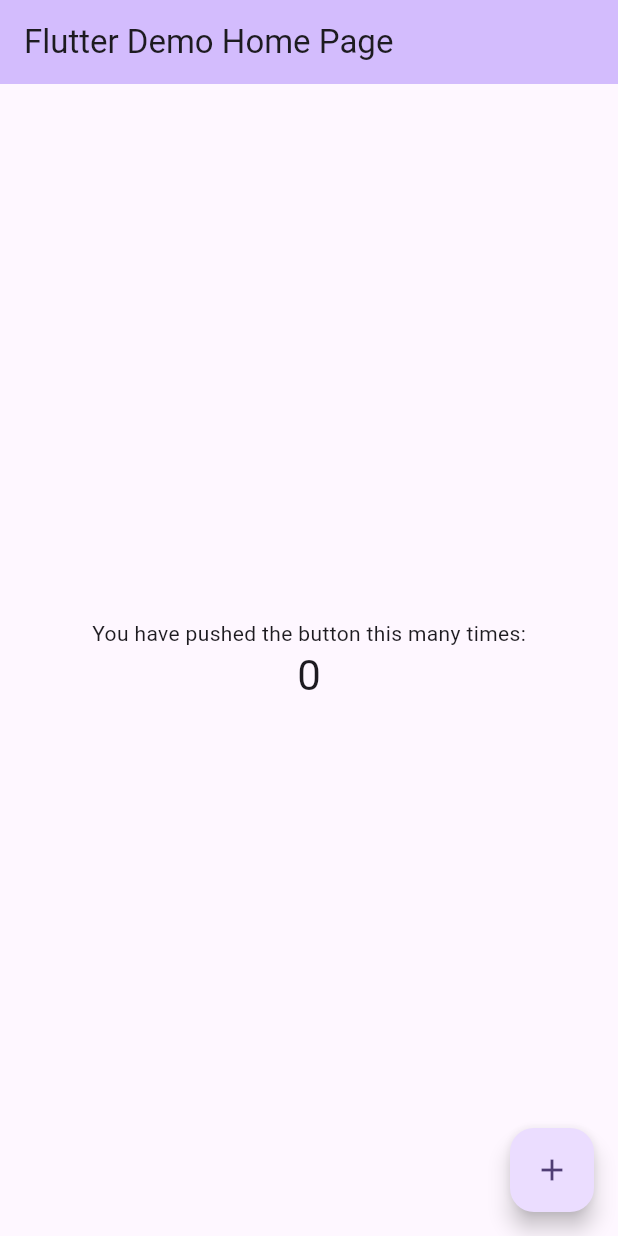
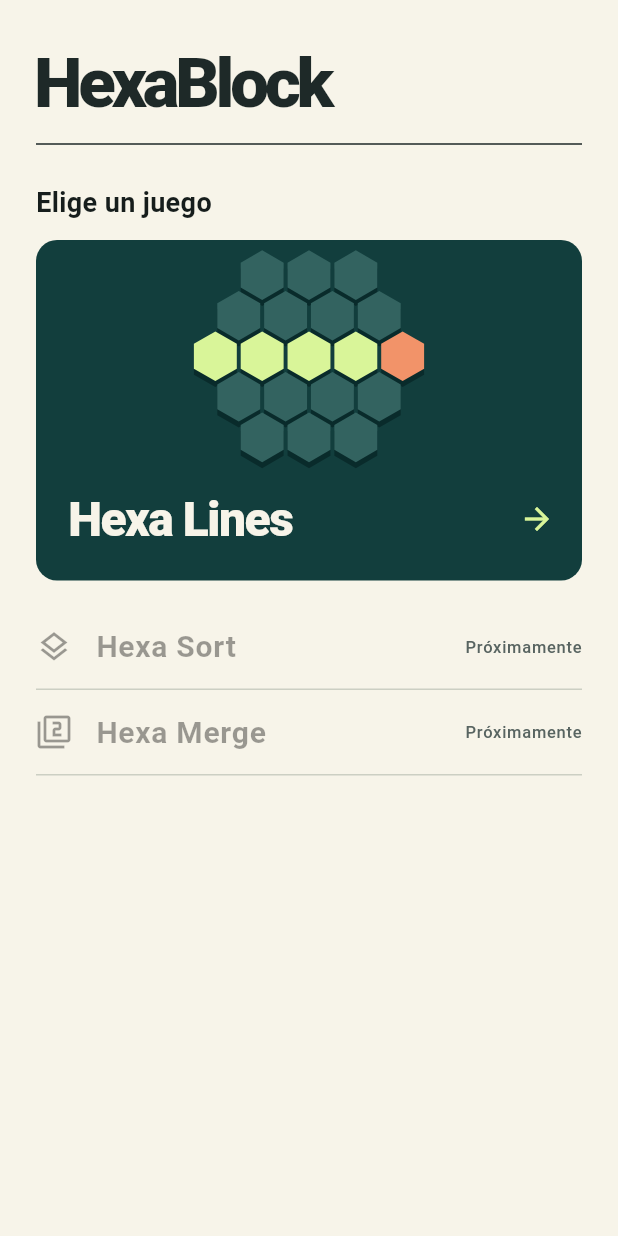
Before and after one commit to hexablock-g5-ucab/hexablock-app, a Flutter app: the screen it shows after launch, on a phone screen of 412 x 824 dp. Run offline on Flutter 3.47's test engine with Material 3 defaults, Android fonts, the phone set to English and light mode, and no system bars; our stand-ins replace material_ui.

Commit message:
feat(ui): add game selection and lines navigation
Refs: FR-001, FR-004

AI-Assisted: OpenAI Codex GPT-6 (AI-010)

```diff
--- a/app/lib/main.dart
+++ b/app/lib/main.dart
@@ -1,122 +1,226 @@
+import 'dart:math' as math;
+
 import 'package:material_ui/material_ui.dart';
 
-void main() {
-  runApp(const MyApp());
-}
+const _paper = Color(0xfff7f4e9);
+const _ink = Color(0xff1e2928);
+const _mint = Color(0xffd9f599);
+const _field = Color(0xff123e3d);
+const _orange = Color(0xfff29369);
+
+void main() => runApp(const MyApp());
 
 class MyApp extends StatelessWidget {
   const MyApp({super.key});
 
-  // This widget is the root of your application.
   @override
-  Widget build(BuildContext context) {
-    return MaterialApp(
-      title: 'Flutter Demo',
+  Widget build(BuildContext context) => MaterialApp(
+    title: 'HexaBlock',
+    debugShowCheckedModeBanner: false,
     theme: ThemeData(
-        // This is the theme of your application.
-        //
-        // TRY THIS: Try running your application with "flutter run". You'll see
-        // the application has a purple toolbar. Then, without quitting the app,
-        // try changing the seedColor in the colorScheme below to Colors.green
-        // and then invoke "hot reload" (save your changes or press the "hot
-        // reload" button in a Flutter-supported IDE, or press "r" if you used
-        // the command line to start the app).
-        //
-        // Notice that the counter didn't reset back to zero; the application
-        // state is not lost during the reload. To reset the state, use hot
-        // restart instead.
-        //
-        // This works for code too, not just values: Most code changes can be
-        // tested with just a hot reload.
-        colorScheme: .fromSeed(seedColor: Colors.deepPurple),
+      colorScheme: ColorScheme.fromSeed(seedColor: _field),
+      scaffoldBackgroundColor: _paper,
     ),
-      home: const MyHomePage(title: 'Flutter Demo Home Page'),
+    home: const _Home(),
   );
 }
-}
 
-class MyHomePage extends StatefulWidget {
-  const MyHomePage({super.key, required this.title});
-
-  // This widget is the home page of your application. It is stateful, meaning
-  // that it has a State object (defined below) that contains fields that affect
-  // how it looks.
-
-  // This class is the configuration for the state. It holds the values (in this
-  // case the title) provided by the parent (in this case the App widget) and
-  // used by the build method of the State. Fields in a Widget subclass are
-  // always marked "final".
-
-  final String title;
+class _Home extends StatelessWidget {
+  const _Home();
 
   @override
-  State<MyHomePage> createState() => _MyHomePageState();
-}
-
-class _MyHomePageState extends State<MyHomePage> {
-  int _counter = 0;
-
-  void _incrementCounter() {
-    setState(() {
-      // This call to setState tells the Flutter framework that something has
-      // changed in this State, which causes it to rerun the build method below
-      // so that the display can reflect the updated values. If we changed
-      // _counter without calling setState(), then the build method would not be
-      // called again, and so nothing would appear to happen.
-      _counter++;
-    });
-  }
-
-  @override
-  Widget build(BuildContext context) {
-    // This method is rerun every time setState is called, for instance as done
-    // by the _incrementCounter method above.
-    //
-    // The Flutter framework has been optimized to make rerunning build methods
-    // fast, so that you can just rebuild anything that needs updating rather
-    // than having to individually change instances of widgets.
-    return Scaffold(
-      appBar: AppBar(
-        // TRY THIS: Try changing the color here to a specific color (to
-        // Colors.amber, perhaps?) and trigger a hot reload to see the AppBar
-        // change color while the other colors stay the same.
-        backgroundColor: Theme.of(context).colorScheme.inversePrimary,
-        // Here we take the value from the MyHomePage object that was created by
-        // the App.build method, and use it to set our appbar title.
-        title: Text(widget.title),
+  Widget build(BuildContext context) => Scaffold(
+    body: _PageBody(
+      children: [
+        const Text(
+          'HexaBlock',
+          style: TextStyle(
+            fontWeight: FontWeight.w900,
+            fontSize: 46,
+            letterSpacing: -2.8,
+            color: _ink,
           ),
-      body: Center(
-        // Center is a layout widget. It takes a single child and positions it
-        // in the middle of the parent.
-        child: Column(
-          // Column is also a layout widget. It takes a list of children and
-          // arranges them vertically. By default, it sizes itself to fit its
-          // children horizontally, and tries to be as tall as its parent.
-          //
-          // Column has various properties to control how it sizes itself and
-          // how it positions its children. Here we use mainAxisAlignment to
-          // center the children vertically; the main axis here is the vertical
-          // axis because Columns are vertical (the cross axis would be
-          // horizontal).
-          //
-          // TRY THIS: Invoke "debug painting" (choose the "Toggle Debug Paint"
-          // action in the IDE, or press "p" in the console), to see the
-          // wireframe for each widget.
-          mainAxisAlignment: .center,
+        ),
+        const Divider(color: _ink),
+        const SizedBox(height: 18),
+        const Text(
+          'Elige un juego',
+          style: TextStyle(fontSize: 18, fontWeight: FontWeight.w600),
+        ),
+        const SizedBox(height: 12),
+        Material(
+          color: _field,
+          borderRadius: BorderRadius.circular(14),
+          clipBehavior: Clip.antiAlias,
+          child: InkWell(
+            onTap: () => Navigator.of(context)
+                .push(MaterialPageRoute<void>(builder: (_) => const _Lines())),
+            child: const Column(
+              crossAxisAlignment: CrossAxisAlignment.stretch,
               children: [
-            const Text('You have pushed the button this many times:'),
-            Text(
-              '$_counter',
-              style: Theme.of(context).textTheme.headlineMedium,
+                _BoardPrint(),
+                Padding(
+                  padding: EdgeInsets.fromLTRB(22, 8, 18, 18),
+                  child: Row(
+                    children: [
+                      Expanded(
+                        child: Text(
+                          'Hexa Lines',
+                          style: TextStyle(
+                            fontSize: 32,
+                            color: _paper,
+                            fontWeight: FontWeight.w800,
+                            letterSpacing: -1,
+                          ),
+                        ),
+                      ),
+                      Icon(Icons.arrow_forward, color: _mint),
+                    ],
+                  ),
                 ),
               ],
             ),
           ),
-      floatingActionButton: FloatingActionButton(
-        onPressed: _incrementCounter,
-        tooltip: 'Increment',
-        child: const Icon(Icons.add),
+        ),
+        const SizedBox(height: 16),
+        for (final game in ['Hexa Sort', 'Hexa Merge'])
+          ListTile(
+            contentPadding: EdgeInsets.zero,
+            enabled: false,
+            leading: Icon(
+              game == 'Hexa Sort'
+                  ? Icons.layers_outlined
+                  : Icons.filter_2_outlined,
+            ),
+            title: Text(
+              game,
+              style: const TextStyle(fontSize: 20, fontWeight: FontWeight.w700),
+            ),
+            trailing: const Text(
+              'Próximamente',
+              style: TextStyle(color: Color(0xff586461)),
+            ),
+            shape: const Border(bottom: BorderSide(color: Color(0xffcccfc3))),
+          ),
+      ],
     ),
   );
 }
+
+class _Lines extends StatelessWidget {
+  const _Lines();
+
+  @override
+  Widget build(BuildContext context) => Scaffold(
+    appBar: AppBar(
+      backgroundColor: _paper,
+      foregroundColor: _ink,
+      title: const Text('Hexa Lines'),
+    ),
+    body: const _PageBody(
+      children: [
+        Text(
+          'Cómo jugar',
+          style: TextStyle(
+            fontSize: 40,
+            fontWeight: FontWeight.w800,
+            color: _ink,
+            letterSpacing: -1.8,
+          ),
+        ),
+        SizedBox(height: 18),
+        ColoredBox(color: _field, child: _BoardPrint()),
+        SizedBox(height: 20),
+        Text(
+          'Completa líneas en tres direcciones',
+          style: TextStyle(
+            fontSize: 25,
+            fontWeight: FontWeight.w700,
+            height: 1.15,
+          ),
+        ),
+        SizedBox(height: 12),
+        Text(
+          'Gira una pieza de la bandeja y colócala en un espacio libre. Cuando llenas una línea de borde a borde, sus fichas desaparecen.',
+          style: TextStyle(fontSize: 18, height: 1.5),
+        ),
+        SizedBox(height: 24),
+        Divider(color: Color(0xffcccfc3)),
+        Text(
+          'Partida próximamente disponible.',
+          style: TextStyle(color: Color(0xff53605b)),
+        ),
+      ],
+    ),
+  );
 }
+
+class _PageBody extends StatelessWidget {
+  const _PageBody({required this.children});
+  final List<Widget> children;
+
+  @override
+  Widget build(BuildContext context) => SafeArea(
+    child: Align(
+      alignment: Alignment.topCenter,
+      child: ConstrainedBox(
+        constraints: const BoxConstraints(maxWidth: 560),
+        child: ListView(
+          padding: const EdgeInsets.fromLTRB(24, 22, 24, 32),
+          children: children,
+        ),
+      ),
+    ),
+  );
+}
+
+/// Decorative axial-grid print. The raised tiles trace a complete row.
+class _BoardPrint extends StatelessWidget {
+  const _BoardPrint();
+
+  @override
+  Widget build(BuildContext context) =>
+      const SizedBox(height: 155, child: CustomPaint(painter: _TilePrint()));
+}
+
+class _TilePrint extends CustomPainter {
+  const _TilePrint();
+
+  @override
+  void paint(Canvas canvas, Size size) {
+    final radius = math.min(size.height / 8.6, size.width / 12);
+    final origin = Offset(size.width / 2, size.height / 2);
+    final fill = Paint();
+    for (var r = -2; r <= 2; r++) {
+      for (var q = -2; q <= 2; q++) {
+        if ((q + r).abs() > 2) continue;
+        final center =
+            origin +
+            Offset(math.sqrt(3) * radius * (q + r / 2), 1.5 * radius * r);
+        final tile = Path();
+        for (var i = 0; i < 6; i++) {
+          final angle = math.pi * (i / 3 - 1 / 6);
+          final x = center.dx + (radius - 1.5) * math.cos(angle);
+          final y = center.dy + (radius - 1.5) * math.sin(angle);
+          if (i == 0) {
+            tile.moveTo(x, y);
+          } else {
+            tile.lineTo(x, y);
+          }
+        }
+        tile.close();
+        canvas.drawPath(
+          tile.shift(const Offset(0, 4)),
+          fill..color = const Color(0xff092b2b),
+        );
+        fill.color = r == 0
+            ? (q == 2 ? _orange : _mint)
+            : const Color(0xff336360);
+        canvas.drawPath(tile, fill);
+      }
+    }
+  }
+
+  @override
+  bool shouldRepaint(_TilePrint oldDelegate) => false;
+}
```
Also changed, not shown: 6 other files. Lines whose indentation alone changed are shown as unchanged.
